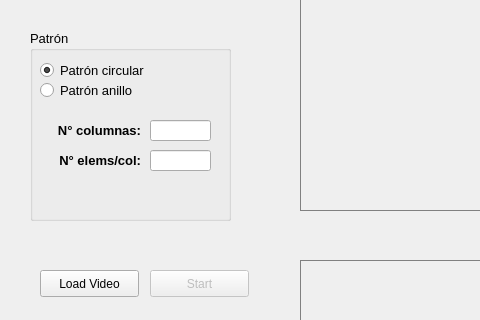
The window that Calibracion_Code/RCirculos/mainwindow.ui (roxanasoto/P1_CalibracionCamara) describes before a commit, drawn with Qt 5; both pictures show x 0 to 480 and y 137 to 457 of the 1510 by 687 pixel window.
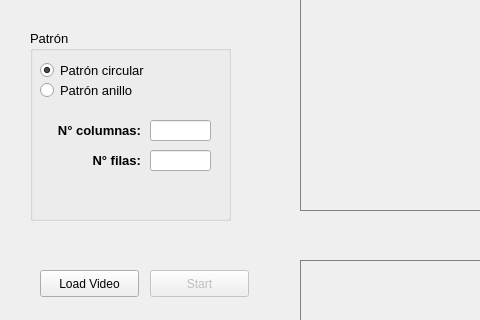
The same window after the commit.

Diff of the .ui file:
```diff
--- a/Calibracion_Code/RCirculos/mainwindow.ui
+++ b/Calibracion_Code/RCirculos/mainwindow.ui
@@ -229,7 +229,7 @@
       </font>
      </property>
      <property name="text">
-      <string>N° elems/col:</string>
+      <string>N° filas:</string>
      </property>
      <property name="alignment">
       <set>Qt::AlignRight|Qt::AlignTrailing|Qt::AlignVCenter</set>
```
